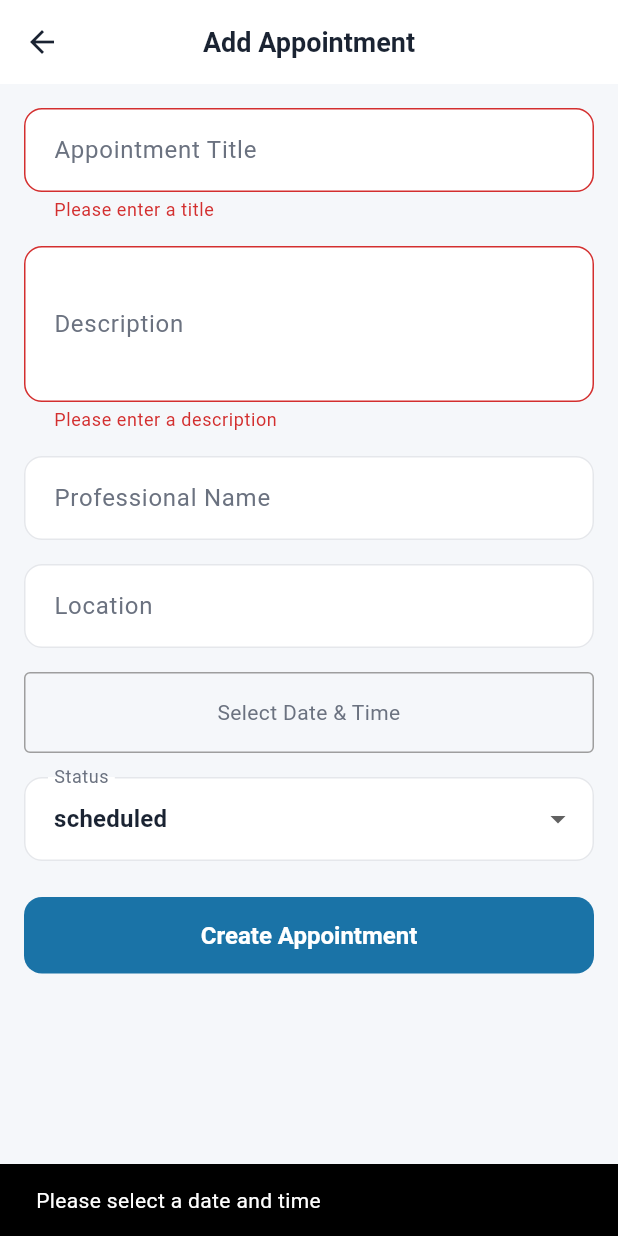
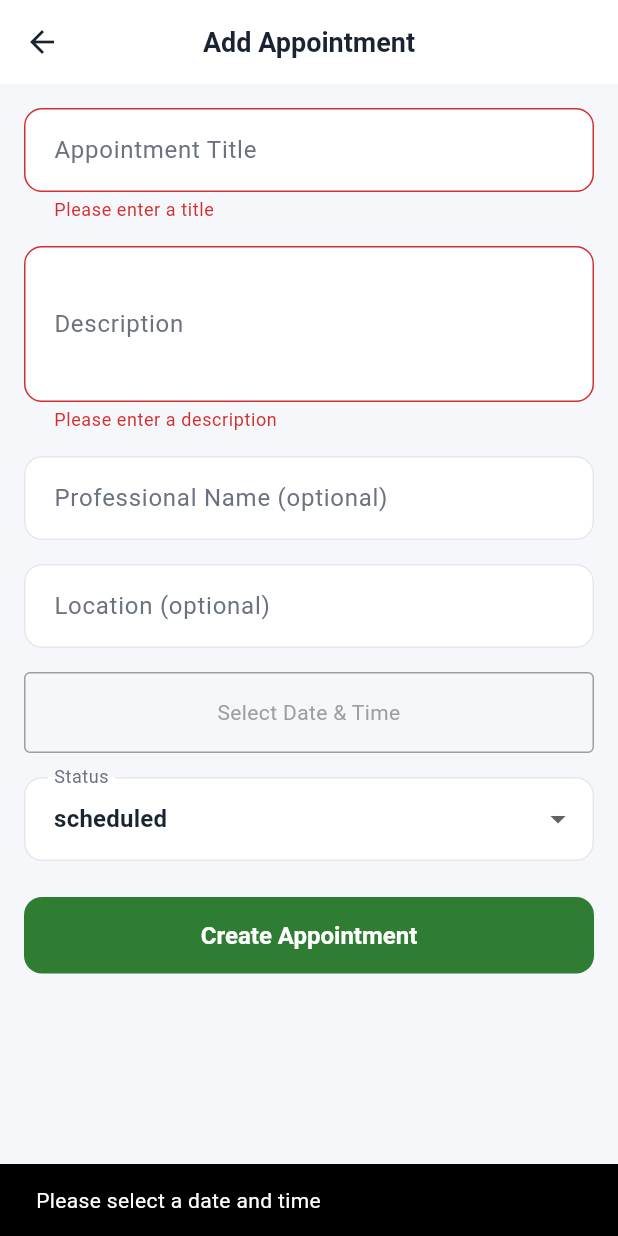
Before and after one commit to owen-stud123/ubuzima_connect, a Flutter app: the AddAppointmentPage screen opened directly, after a tap on "Create Appointment", on a phone screen of 412 x 824 dp. Run offline on Flutter 3.47's test engine with Material 3 defaults, Android fonts, the phone set to English and light mode, and no system bars; our stand-ins replace cloud_firestore, equatable, firebase_auth, firebase_core, flutter_bloc, google_sign_in and 1 more; accounts and stored records are empty; network calls fail.

Commit message:
Update add_appointment_page.dart

```diff
--- a/lib/presentation/pages/add_appointment_page.dart
+++ b/lib/presentation/pages/add_appointment_page.dart
@@ -2,9 +2,8 @@ import 'package:flutter/material.dart';
 import 'package:flutter_bloc/flutter_bloc.dart';
 import 'package:uuid/uuid.dart';
 import 'package:ubuzima_connect/domain/entities/appointment_entity.dart';
-import 'package:ubuzima_connect/presentation/blocs/appointment_bloc/appointment_bloc.dart';
-import 'package:ubuzima_connect/presentation/blocs/appointment_bloc/appointment_event.dart';
-import 'package:ubuzima_connect/presentation/blocs/appointment_bloc/appointment_state.dart';
+import 'package:ubuzima_connect/presentation/cubits/appointment_cubit.dart';
+import 'package:ubuzima_connect/presentation/cubits/appointment_state.dart';
 import 'package:ubuzima_connect/presentation/blocs/auth_bloc/auth_bloc.dart';
 import 'package:ubuzima_connect/presentation/blocs/auth_bloc/auth_state.dart';
 
@@ -68,21 +67,21 @@ class _AddAppointmentPageState extends State<AddAppointmentPage> {
       if (authState is AuthAuthenticatedState) {
         final appointment = AppointmentEntity(
           id: const Uuid().v4(),
-          userId: authState.user.id, // Crucial for queryfiltering
-          title: _titleController.text,
-          description: _descriptionController.text,
+          userId: authState.user.id,
+          title: _titleController.text.trim(),
+          description: _descriptionController.text.trim(),
           dateTime: _selectedDateTime!,
           status: _selectedStatus,
-          professionalName: _professionalNameController.text.isEmpty
+          professionalName: _professionalNameController.text.trim().isEmpty
               ? null
-              : _professionalNameController.text,
-          location: _locationController.text.isEmpty
+              : _professionalNameController.text.trim(),
+          location: _locationController.text.trim().isEmpty
               ? null
-              : _locationController.text,
+              : _locationController.text.trim(),
         );
-        context.read<AppointmentBloc>().add(
-              CreateAppointmentEvent(appointment: appointment),
-            );
+
+        // ✅ Use AppointmentCubit — this actually saves to Firestore
+        context.read<AppointmentCubit>().addAppointment(appointment);
       }
     } else if (_selectedDateTime == null) {
       ScaffoldMessenger.of(context).showSnackBar(
@@ -98,13 +97,22 @@ class _AddAppointmentPageState extends State<AddAppointmentPage> {
         title: const Text('Add Appointment'),
         centerTitle: true,
       ),
-      body: BlocListener<AppointmentBloc, AppointmentState>(
+      body: BlocListener<AppointmentCubit, AppointmentState>(
         listener: (context, state) {
-          if (state is AppointmentCreatedState) {
+          if (state is AppointmentCreated) {
+            ScaffoldMessenger.of(context).showSnackBar(
+              const SnackBar(
+                content: Text('Appointment saved successfully!'),
+                backgroundColor: Colors.green,
+              ),
+            );
             Navigator.of(context).pop(true);
-          } else if (state is AppointmentErrorState) {
+          } else if (state is AppointmentError) {
             ScaffoldMessenger.of(context).showSnackBar(
-              SnackBar(content: Text(state.message)),
+              SnackBar(
+                content: Text(state.message),
+                backgroundColor: Colors.red,
+              ),
             );
           }
         },
@@ -146,7 +154,7 @@ class _AddAppointmentPageState extends State<AddAppointmentPage> {
                 TextFormField(
                   controller: _professionalNameController,
                   decoration: const InputDecoration(
-                    labelText: 'Professional Name',
+                    labelText: 'Professional Name (optional)',
                     border: OutlineInputBorder(),
                   ),
                 ),
@@ -154,7 +162,7 @@ class _AddAppointmentPageState extends State<AddAppointmentPage> {
                 TextFormField(
                   controller: _locationController,
                   decoration: const InputDecoration(
-                    labelText: 'Location',
+                    labelText: 'Location (optional)',
                     border: OutlineInputBorder(),
                   ),
                 ),
@@ -173,6 +181,11 @@ class _AddAppointmentPageState extends State<AddAppointmentPage> {
                           : '${_selectedDateTime!.day}/${_selectedDateTime!.month}/${_selectedDateTime!.year} '
                               '${_selectedDateTime!.hour.toString().padLeft(2, '0')}:${_selectedDateTime!.minute.toString().padLeft(2, '0')}',
                       textAlign: TextAlign.center,
+                      style: TextStyle(
+                        color: _selectedDateTime == null
+                            ? Colors.grey
+                            : Colors.black,
+                      ),
                     ),
                   ),
                 ),
@@ -196,20 +209,31 @@ class _AddAppointmentPageState extends State<AddAppointmentPage> {
                   },
                 ),
                 const SizedBox(height: 24),
-                BlocBuilder<AppointmentBloc, AppointmentState>(
+                BlocBuilder<AppointmentCubit, AppointmentState>(
                   builder: (context, state) {
+                    final isLoading = state is AppointmentCreating;
                     return ElevatedButton(
-                      onPressed:
-                          state is AppointmentLoadingState ? null : _submitForm,
-                      child: state is AppointmentLoadingState
+                      onPressed: isLoading ? null : _submitForm,
+                      style: ElevatedButton.styleFrom(
+                        padding: const EdgeInsets.symmetric(vertical: 16),
+                        backgroundColor: const Color(0xFF2E7D32),
+                      ),
+                      child: isLoading
                           ? const SizedBox(
                               height: 20,
                               width: 20,
                               child: CircularProgressIndicator(
                                 strokeWidth: 2,
+                                color: Colors.white,
                               ),
                             )
-                          : const Text('Create Appointment'),
+                          : const Text(
+                              'Create Appointment',
+                              style: TextStyle(
+                                color: Colors.white,
+                                fontSize: 16,
+                              ),
+                            ),
                     );
                   },
                 ),
```
